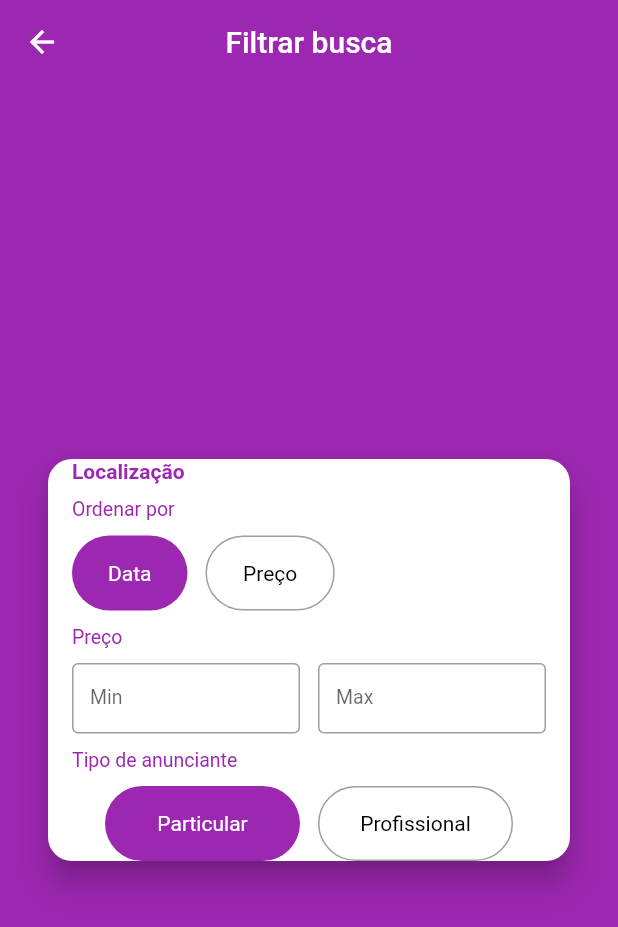
After one commit to brunnuh/xlo_mobx, a Flutter app: the FilterScreen screen opened directly, on a phone screen of 412 x 824 dp. The commit adds this screen. Shown: the top 927 px of the screen. Run offline on Flutter 3.47's test engine with Material 2 defaults, Android fonts, the phone set to English and light mode, and no system bars; our stand-ins replace brasil_fields, dio, flutter_mobx, get_it, image_cropper, image_picker and 3 more; accounts and stored records are empty; generated files the repository leaves out were written again; network calls fail; statements that could not run were skipped.

Commit message:
added filter screen

```diff
--- a/lib/main.dart
+++ b/lib/main.dart
@@ -3,6 +3,7 @@ import 'package:get_it/get_it.dart';
 import 'package:parse_server_sdk_flutter/parse_server_sdk.dart';
 import 'package:xlo_mobx/screens/base/base_screen.dart';
 import 'package:xlo_mobx/stores/category_store.dart';
+import 'package:xlo_mobx/stores/filter_store.dart';
 import 'package:xlo_mobx/stores/home_store.dart';
 import 'package:xlo_mobx/stores/page_store.dart';
 import 'package:xlo_mobx/stores/user_manager_store.dart';
@@ -28,6 +29,7 @@ void setupLocators() {
   GetIt.I.registerSingleton(HomeStore());
   GetIt.I.registerSingleton(UserManagerStore());
   GetIt.I.registerSingleton(CategoryStore());
+  GetIt.I.registerSingleton(FilterStore());
 }
 
 class MyApp extends StatelessWidget {
--- /dev/null
+++ b/lib/screens/filter/components/orderby_field.dart
@@ -0,0 +1,66 @@
+import 'package:flutter/material.dart';
+import 'package:flutter_mobx/flutter_mobx.dart';
+import 'package:get_it/get_it.dart';
+import 'package:xlo_mobx/screens/filter/components/section_title.dart';
+import 'package:xlo_mobx/stores/filter_store.dart';
+
+class OrderByField extends StatelessWidget {
+  final FilterStore filterStore = GetIt.I<FilterStore>();
+
+  @override
+  Widget build(BuildContext context) {
+    Widget buildOption(String title, OrderBy option) {
+      return GestureDetector(
+        onTap: () {
+          filterStore.setOrderBy(option);
+        },
+        child: Container(
+          height: 50,
+          padding: const EdgeInsets.symmetric(
+            horizontal: 24,
+          ),
+          decoration: BoxDecoration(
+            border: filterStore.orderBy != option
+                ? Border.all(
+                    color: Colors.grey,
+                  )
+                : null,
+            borderRadius: BorderRadius.circular(25),
+            color: filterStore.orderBy == option
+                ? Colors.purple
+                : Colors.transparent,
+          ),
+          child: Center(
+            child: Text(
+              title,
+              style: TextStyle(
+                color:
+                    filterStore.orderBy == option ? Colors.white : Colors.black,
+              ),
+            ),
+          ),
+        ),
+      );
+    }
+
+    return Column(
+      crossAxisAlignment: CrossAxisAlignment.start,
+      children: [
+        SectionTitle(
+          title: 'Ordenar por',
+        ),
+        Observer(
+          builder: (_) => Row(
+            children: [
+              buildOption('Data', OrderBy.DATE),
+              const SizedBox(
+                width: 12,
+              ),
+              buildOption('Preço', OrderBy.PRICE),
+            ],
+          ),
+        )
+      ],
+    );
+  }
+}
--- /dev/null
+++ b/lib/screens/filter/components/price_field.dart
@@ -0,0 +1,37 @@
+import 'package:brasil_fields/brasil_fields.dart';
+import 'package:flutter/material.dart';
+import 'package:flutter/services.dart';
+
+class PriceField extends StatelessWidget {
+  final String label;
+  final Function(int) onChanged;
+  final int initialValue;
+
+  PriceField({this.label, this.onChanged, this.initialValue});
+
+  @override
+  Widget build(BuildContext context) {
+    return Expanded(
+      child: TextFormField(
+        onChanged: (text) {
+          onChanged(int.tryParse(text.replaceAll('.', '')));
+        },
+        decoration: InputDecoration(
+          prefixText: 'R\$ ',
+          border: OutlineInputBorder(),
+          isDense: true,
+          labelText: label,
+        ),
+        inputFormatters: [
+          FilteringTextInputFormatter.digitsOnly,
+          RealInputFormatter(centavos: false),
+        ],
+        initialValue: initialValue?.toString(),
+        keyboardType: TextInputType.number,
+        style: TextStyle(
+          fontSize: 13,
+        ),
+      ),
+    );
+  }
+}
--- /dev/null
+++ b/lib/screens/filter/components/price_range_field.dart
@@ -0,0 +1,57 @@
+import 'package:flutter/material.dart';
+import 'package:flutter_mobx/flutter_mobx.dart';
+import 'package:get_it/get_it.dart';
+import 'package:xlo_mobx/screens/filter/components/price_field.dart';
+import 'package:xlo_mobx/screens/filter/components/section_title.dart';
+import 'package:xlo_mobx/stores/filter_store.dart';
+
+class PriceRangeField extends StatelessWidget {
+  final FilterStore filterStore = GetIt.I<FilterStore>();
+
+  @override
+  Widget build(BuildContext context) {
+    return Column(
+      crossAxisAlignment: CrossAxisAlignment.start,
+      children: [
+        SectionTitle(
+          title: 'Preço',
+        ),
+        Row(
+          children: [
+            PriceField(
+              label: 'Min',
+              onChanged: filterStore.setMinPrice,
+              initialValue: filterStore.minPrice,
+            ),
+            const SizedBox(
+              width: 12,
+            ),
+            PriceField(
+              label: 'Max',
+              onChanged: filterStore.setMaxPrice,
+              initialValue: filterStore.maxPrice,
+            ),
+          ],
+        ),
+        Observer(
+          builder: (_) {
+            if (filterStore.priceError != null) {
+              return Padding(
+                padding: const EdgeInsets.only(top: 8),
+                child: Text(
+                  filterStore.priceError,
+                  style: TextStyle(
+                    color: Colors.red,
+                    fontSize: 12,
+                  ),
+                ),
+              );
+            } else {
+              return Container();
+            }
+          },
+        )
+      ],
+    );
+  }
+}
--- /dev/null
+++ b/lib/screens/filter/components/section_title.dart
@@ -0,0 +1,22 @@
+import 'package:flutter/material.dart';
+
+class SectionTitle extends StatelessWidget {
+  final String title;
+
+  SectionTitle({this.title});
+
+  @override
+  Widget build(BuildContext context) {
+    return Padding(
+      padding: const EdgeInsets.symmetric(vertical: 10),
+      child: Text(
+        title,
+        style: TextStyle(
+          color: Colors.purple,
+          fontSize: 13,
+          fontWeight: FontWeight.w400,
+        ),
+      ),
+    );
+  }
+}
--- /dev/null
+++ b/lib/screens/filter/components/vendor_type_field.dart
@@ -0,0 +1,105 @@
+import 'package:flutter/material.dart';
+import 'package:flutter_mobx/flutter_mobx.dart';
+import 'package:get_it/get_it.dart';
+import 'package:xlo_mobx/screens/filter/components/section_title.dart';
+import 'package:xlo_mobx/stores/filter_store.dart';
+
+class VendorTypeField extends StatelessWidget {
+  final FilterStore filterStore = GetIt.I<FilterStore>();
+
+  @override
+  Widget build(BuildContext context) {
+    return Column(
+      crossAxisAlignment: CrossAxisAlignment.start,
+      children: [
+        SectionTitle(title: 'Tipo de anunciante'),
+        Observer(builder: (_) {
+          return Container(
+            width: MediaQuery.of(context).size.width,
+            child: Wrap(
+              runSpacing: 4,
+              alignment: WrapAlignment.center,
+              children: [
+                GestureDetector(
+                  onTap: () {
+                    if (filterStore.isTypeParticular) {
+                      if (filterStore.isTypeProfessional)
+                        filterStore.resetVendorType(VENDOR_TYPE_PARTICULAR);
+                      else
+                        filterStore.selectVendorType(VENDOR_TYPE_PROFESSIONAL);
+                    } else {
+                      filterStore.setVendorType(VENDOR_TYPE_PARTICULAR);
+                    }
+                  },
+                  child: Container(
+                    width: 130,
+                    height: 50,
+                    decoration: BoxDecoration(
+                      borderRadius: BorderRadius.circular(25),
+                      color: filterStore.isTypeParticular
+                          ? Colors.purple
+                          : Colors.transparent,
+                      border: filterStore.isTypeParticular
+                          ? null
+                          : Border.all(
+                              color: Colors.grey,
+                            ),
+                    ),
+                    alignment: Alignment.center,
+                    padding: const EdgeInsets.symmetric(horizontal: 24),
+                    child: Text(
+                      'Particular',
+                      style: TextStyle(
+                        color: filterStore.isTypeParticular
+                            ? Colors.white
+                            : Colors.black,
+                      ),
+                    ),
+                  ),
+                ),
+                const SizedBox(width: 12),
+                GestureDetector(
+                  onTap: () {
+                    if (filterStore.isTypeProfessional) {
+                      if (filterStore.isTypeParticular)
+                        filterStore.resetVendorType(VENDOR_TYPE_PROFESSIONAL);
+                      else
+                        filterStore.selectVendorType(VENDOR_TYPE_PARTICULAR);
+                    } else {
+                      filterStore.setVendorType(VENDOR_TYPE_PROFESSIONAL);
+                    }
+                  },
+                  child: Container(
+                    height: 50,
+                    width: 130,
+                    decoration: BoxDecoration(
+                      borderRadius: BorderRadius.circular(25),
+                      color: filterStore.isTypeProfessional
+                          ? Colors.purple
+                          : Colors.transparent,
+                      border: filterStore.isTypeProfessional
+                          ? null
+                          : Border.all(
+                              color: Colors.grey,
+                            ),
+                    ),
+                    alignment: Alignment.center,
+                    padding: const EdgeInsets.symmetric(horizontal: 24),
+                    child: Text(
+                      'Profissional',
+                      style: TextStyle(
+                        color: filterStore.isTypeProfessional
+                            ? Colors.white
+                            : Colors.black,
+                      ),
+                    ),
+                  ),
+                )
+              ],
+            ),
+          );
+        })
+      ],
+    );
+  }
+}
--- /dev/null
+++ b/lib/screens/filter/filter_screen.dart
@@ -0,0 +1,50 @@
+import 'package:flutter/material.dart';
+import 'package:get_it/get_it.dart';
+import 'package:xlo_mobx/screens/filter/components/price_range_field.dart';
+import 'package:xlo_mobx/screens/filter/components/vendor_type_field.dart';
+import 'package:xlo_mobx/stores/filter_store.dart';
+
+import 'components/orderby_field.dart';
+
+class FilterScreen extends StatelessWidget {
+  final FilterStore filterStore = GetIt.I<FilterStore>();
+
+  @override
+  Widget build(BuildContext context) {
+    return Scaffold(
+      appBar: AppBar(
+        title: Text('Filtrar busca'),
+        centerTitle: true,
+      ),
+      body: Center(
+        child: Card(
+          margin: EdgeInsets.symmetric(horizontal: 32),
+          elevation: 8,
+          shape:
+              RoundedRectangleBorder(borderRadius: BorderRadius.circular(16)),
+          child: Padding(
+            padding: const EdgeInsets.symmetric(horizontal: 16),
+            child: Column(
+              mainAxisSize: MainAxisSize.min,
+              crossAxisAlignment: CrossAxisAlignment.stretch,
+              children: [
+                Container(
+                  child: Text(
+                    'Localização',
+                    style: TextStyle(
+                      color: Colors.purple,
+                      fontWeight: FontWeight.w600,
+                    ),
+                  ),
+                ),
+                OrderByField(),
+                PriceRangeField(),
+                VendorTypeField()
+              ],
+            ),
+          ),
+        ),
+      ),
+    );
+  }
+}
--- a/lib/screens/home/components/top_bar.dart
+++ b/lib/screens/home/components/top_bar.dart
@@ -1,14 +1,24 @@
 import 'package:flutter/material.dart';
+import 'package:flutter_mobx/flutter_mobx.dart';
+import 'package:get_it/get_it.dart';
+import 'package:xlo_mobx/screens/category/category_screen.dart';
+import 'package:xlo_mobx/screens/filter/filter_screen.dart';
+import 'package:xlo_mobx/stores/home_store.dart';
 
 import 'bar_button.dart';
 
 class TopBar extends StatelessWidget {
+  final HomeStore homeStore = GetIt.I<HomeStore>();
+
   @override
   Widget build(BuildContext context) {
     return Row(
       children: [
-        BarButton(
-          title: 'Categorias',
+        Observer(builder: (_) {
+          return BarButton(
+            title: homeStore.category != null
+                ? homeStore.category.description
+                : 'Categorias',
             boxDecoration: BoxDecoration(
               border: Border(
                 bottom: BorderSide(
@@ -19,8 +29,22 @@ class TopBar extends StatelessWidget {
                 ),
               ),
             ),
-          onTap: () {},
+            onTap: () async {
+              final category = await Navigator.of(context).push(
+                MaterialPageRoute(
+                  builder: (_) => CategoryScreen(
+                    showAll: true,
+                    selected: homeStore.category,
                   ),
+                ),
+              );
+
+              if (category != null) {
+                homeStore.setCategory(category);
+              }
+            },
+          );
+        }),
         BarButton(
           title: 'Filtros',
           boxDecoration: BoxDecoration(
@@ -30,7 +54,13 @@ class TopBar extends StatelessWidget {
               ),
             ),
           ),
-          onTap: () {},
+          onTap: () {
+            Navigator.of(context).push(
+              MaterialPageRoute(
+                builder: (_) => FilterScreen(),
+              ),
+            );
+          },
         ),
       ],
     );
--- /dev/null
+++ b/lib/stores/filter_store.dart
@@ -0,0 +1,48 @@
+import 'package:mobx/mobx.dart';
+
+part 'filter_store.g.dart';
+
+class FilterStore = _FilterStore with _$FilterStore;
+
+enum OrderBy { DATE, PRICE }
+
+const VENDOR_TYPE_PARTICULAR = 1 << 0;
+const VENDOR_TYPE_PROFESSIONAL = 1 << 1;
+
+abstract class _FilterStore with Store {
+  @observable
+  OrderBy orderBy = OrderBy.DATE;
+
+  @action
+  void setOrderBy(OrderBy value) => orderBy = value;
+
+  @observable
+  int minPrice;
+
+  @action
+  void setMinPrice(int value) => minPrice = value;
+
+  @observable
+  int maxPrice;
+
+  @action
+  void setMaxPrice(int value) => maxPrice = value;
+
+  @computed
+  String get priceError =>
+      maxPrice != null && minPrice != null && maxPrice < minPrice
+          ? 'Faixa de preço invalida'
+          : null;
+
+  @observable
+  int vendorType = VENDOR_TYPE_PARTICULAR;
+
+  @action
+  void selectVendorType(int value) => vendorType = value;
+  void setVendorType(int type) => vendorType = vendorType | type;
+  void resetVendorType(int type) => vendorType = vendorType & ~type;
+
+  @computed
+  bool get isTypeParticular => (vendorType & VENDOR_TYPE_PARTICULAR) != 0;
+  bool get isTypeProfessional => (vendorType & VENDOR_TYPE_PROFESSIONAL) != 0;
+}
--- a/lib/stores/home_store.dart
+++ b/lib/stores/home_store.dart
@@ -1,4 +1,5 @@
 import 'package:mobx/mobx.dart';
+import 'package:xlo_mobx/models/category.dart';
 
 part 'home_store.g.dart';
 
@@ -10,4 +11,10 @@ abstract class _HomeStore with Store {
 
   @action
   void setSearch(String value) => search = value;
+
+  @observable
+  Category category;
+
+  @action
+  void setCategory(Category value) => category = value;
 }
```
Also changed, not shown: lib/stores/filter_store.g.dart (added), lib/stores/home_store.g.dart. Lines whose indentation alone changed are shown as unchanged.
